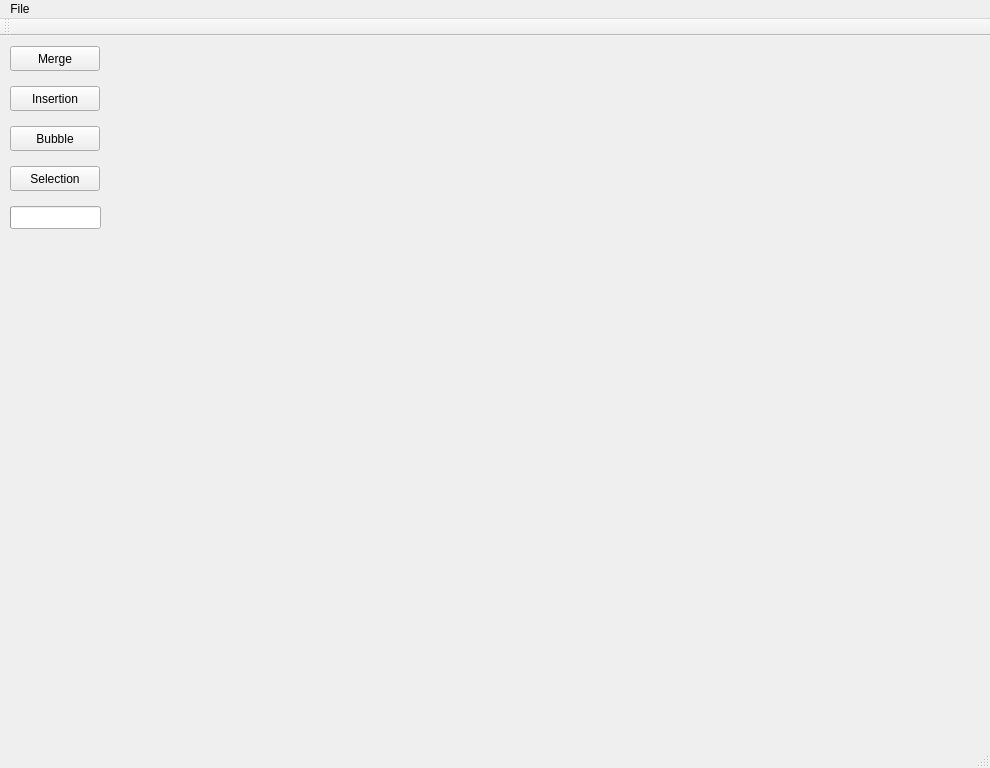
Qt form mainwindow.ui (JonWiggins/SortingAlgorithmGame) before a commit.
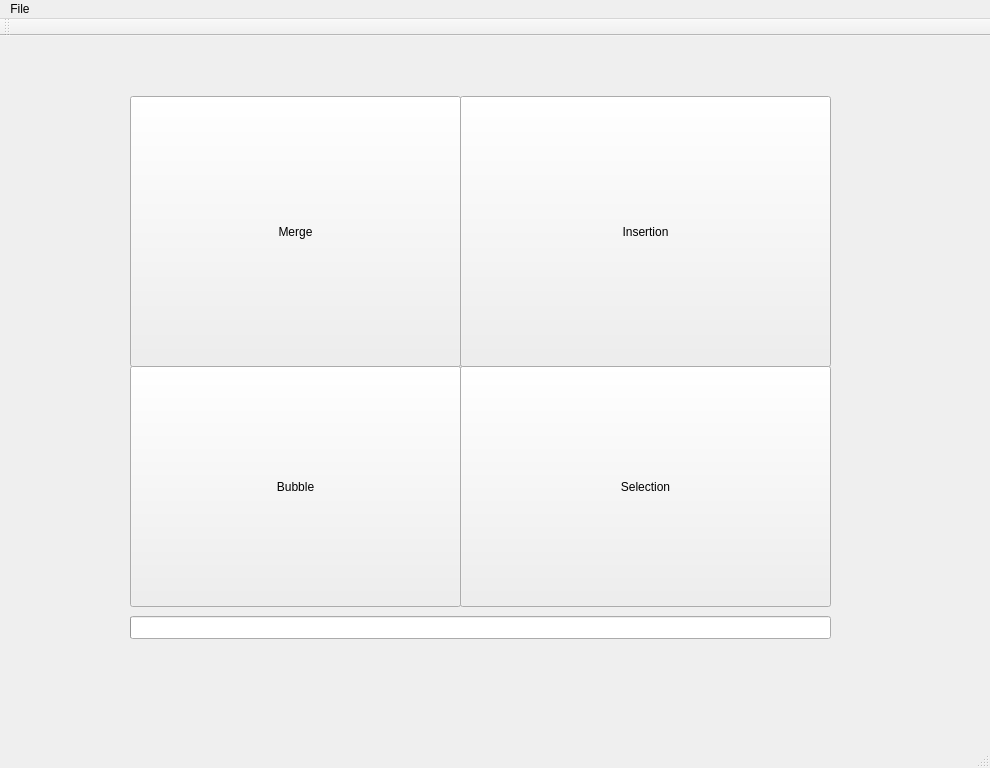
The same form after that commit.

Commit message: fixed the stack widget a little and edited the starting screen and moved the boxes dropping to the right screen

Patch:
```diff
--- a/mainwindow.ui
+++ b/mainwindow.ui
@@ -30,10 +30,10 @@
      <widget class="QPushButton" name="mergeButton">
       <property name="geometry">
        <rect>
-        <x>0</x>
-        <y>10</y>
-        <width>90</width>
-        <height>25</height>
+        <x>120</x>
+        <y>60</y>
+        <width>331</width>
+        <height>271</height>
        </rect>
       </property>
       <property name="text">
@@ -43,10 +43,10 @@
      <widget class="QPushButton" name="insertButton">
       <property name="geometry">
        <rect>
-        <x>0</x>
-        <y>50</y>
-        <width>90</width>
-        <height>25</height>
+        <x>450</x>
+        <y>60</y>
+        <width>371</width>
+        <height>271</height>
        </rect>
       </property>
       <property name="text">
@@ -56,10 +56,10 @@
      <widget class="QPushButton" name="bubbleButton">
       <property name="geometry">
        <rect>
-        <x>0</x>
-        <y>90</y>
-        <width>90</width>
-        <height>25</height>
+        <x>120</x>
+        <y>330</y>
+        <width>331</width>
+        <height>241</height>
        </rect>
       </property>
       <property name="text">
@@ -69,36 +69,22 @@
      <widget class="QPushButton" name="selectButton">
       <property name="geometry">
        <rect>
-        <x>0</x>
-        <y>130</y>
-        <width>90</width>
-        <height>25</height>
+        <x>450</x>
+        <y>330</y>
+        <width>371</width>
+        <height>241</height>
        </rect>
       </property>
       <property name="text">
        <string>Selection</string>
       </property>
      </widget>
-     <widget class="QLabel" name="label">
-      <property name="geometry">
-       <rect>
-        <x>130</x>
-        <y>50</y>
-        <width>711</width>
-        <height>461</height>
-       </rect>
-      </property>
-      <property name="text">
-       <string/>
-      </property>
-     </widget>
      <widget class="QProgressBar" name="progressBar">
       <property name="geometry">
        <rect>
-        <x>0</x>
-        <y>170</y>
-        <width>91</width>
-
+        <x>120</x>
+        <y>580</y>
+        <width>701</width>
         <height>23</height>
        </rect>
       </property>
@@ -438,15 +424,13 @@
        <string>Check</string>
       </property>
      </widget>
-    </widget>
-    <widget class="QWidget" name="InsertionSortBox">
-     <widget class="QPushButton" name="CheckButton_2">
+     <widget class="QLabel" name="label">
       <property name="geometry">
        <rect>
-        <x>770</x>
-        <y>560</y>
-        <width>151</width>
-        <height>71</height>
+        <x>90</x>
+        <y>40</y>
+        <width>711</width>
+        <height>461</height>
        </rect>
       </property>
       <property name="text">
```
Left out of the diff: 36 changed lines with no effect on the pictures. The commit also changes 2 other files.
